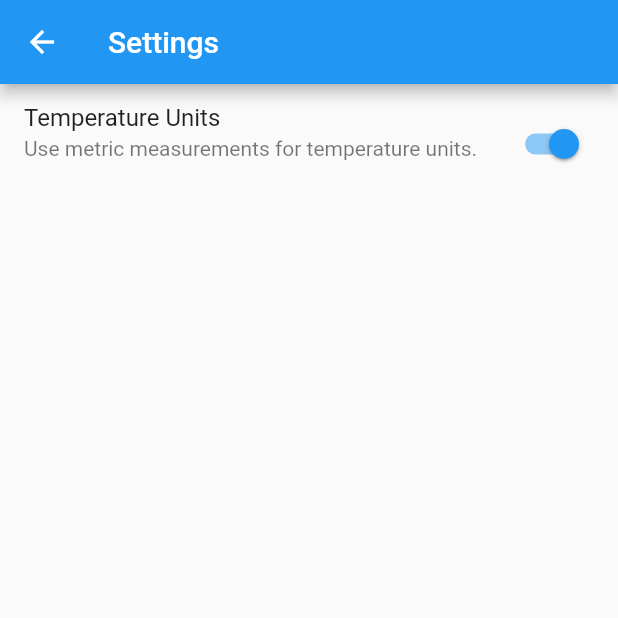
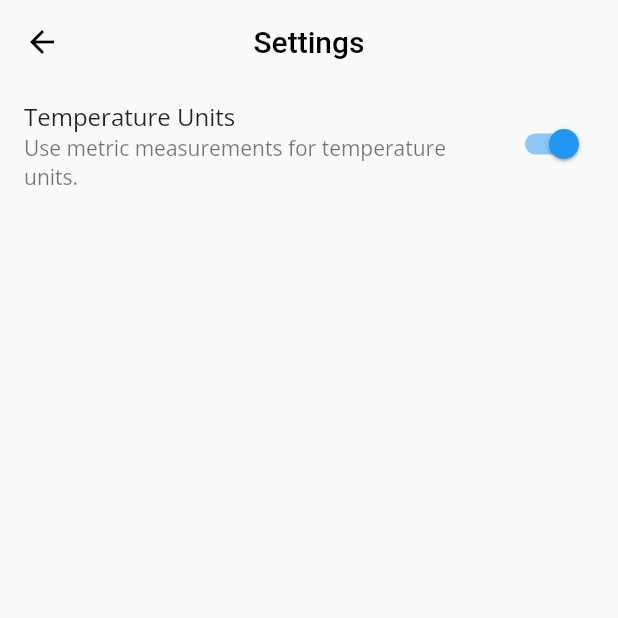
Before and after one commit to GroovinChip/very_good_weather, a Flutter app: the screen it shows after launch, after a tap on the "settings" icon, on a phone screen of 412 x 824 dp, the top half of it. Run offline on Flutter 3.47's test engine with Material 2 defaults, Android fonts, the phone set to English and light mode, and no system bars; our stand-ins replace bloc, equatable, flutter_bloc, freezed_annotation, google_fonts; generated files the repository leaves out were written again; statements that could not run were skipped.

Commit message:
Theme updates, sort more constructors first

```diff
--- a/lib/app.dart
+++ b/lib/app.dart
@@ -1,10 +1,12 @@
 import 'package:flutter/material.dart';
 import 'package:flutter_bloc/flutter_bloc.dart';
+import 'package:google_fonts/google_fonts.dart';
 import 'package:very_good_weather/api/weather_repository.dart';
 import 'package:very_good_weather/state/blocs/theme_bloc.dart';
 import 'package:very_good_weather/state/blocs/weather_bloc.dart';
 import 'package:very_good_weather/state/theme_state.dart';
 import 'package:very_good_weather/ui/screens/weather_screen.dart';
+import 'package:very_good_weather/ui/themes.dart';
 
 class App extends StatelessWidget {
   App({
@@ -20,9 +22,10 @@ class App extends StatelessWidget {
       builder: (context, themeState) {
         return MaterialApp(
           title: 'Very Good Weather',
-          theme: themeState.theme,
-          // I would add dark theme but it clashes with how the
-          // ThemeBloc handles theming
+          //theme: themeState.theme,
+          theme: Themes.lightTheme,
+          darkTheme: Themes.darkTheme,
+          themeMode: ThemeMode.system,
           home: BlocProvider(
             create: (context) => WeatherBloc(
               weatherRepository: weatherRepository,
--- a/lib/ui/screens/city_selection.dart
+++ b/lib/ui/screens/city_selection.dart
@@ -10,9 +10,17 @@ class _CitySelectionState extends State<CitySelection> {
 
   @override
   Widget build(BuildContext context) {
+    final textColor = Theme.of(context).brightness == Brightness.dark
+        ? Colors.white
+        : Colors.black;
     return Scaffold(
       appBar: AppBar(
-        title: Text('Search'),
+        title: Text(
+          'Search',
+          style: TextStyle(
+            color: textColor,
+          ),
+        ),
       ),
       body: Form(
         child: Column(
@@ -22,8 +30,6 @@ class _CitySelectionState extends State<CitySelection> {
               child: TextFormField(
                 controller: _textController,
                 decoration: InputDecoration(
-                  filled: true,
-                  fillColor: Colors.grey.shade300,
                   labelText: 'City',
                   hintText: 'Chicago',
                 ),
--- a/lib/ui/screens/settings_screen.dart
+++ b/lib/ui/screens/settings_screen.dart
@@ -7,8 +7,18 @@
 class Settings extends StatelessWidget {
   @override
   Widget build(BuildContext context) {
+    final textColor = Theme.of(context).brightness == Brightness.dark
+        ? Colors.white
+        : Colors.black;
     return Scaffold(
-      appBar: AppBar(title: Text('Settings')),
+      appBar: AppBar(
+        title: Text(
+          'Settings',
+          style: TextStyle(
+            color: textColor,
+          ),
+        ),
+      ),
       body: ListView(
         children: <Widget>[
           BlocBuilder<SettingsBloc, SettingsState>(builder: (context, state) {
@@ -20,8 +30,9 @@
               subtitle: Text('Use metric measurements for temperature units.'),
               trailing: Switch(
                 value: state.temperatureUnits == TemperatureUnits.celsius,
-                onChanged: (_) => BlocProvider.of<SettingsBloc>(context)
-                    .add(TemperatureUnitsToggled()),
+                onChanged: (_) => BlocProvider.of<SettingsBloc>(context).add(
+                  TemperatureUnitsToggled(),
+                ),
               ),
             );
           }),
--- a/lib/ui/screens/weather_screen.dart
+++ b/lib/ui/screens/weather_screen.dart
@@ -1,6 +1,7 @@
 import 'dart:async';
 
 import 'package:flutter/material.dart';
+import 'package:flutter/services.dart';
 import 'package:flutter_bloc/flutter_bloc.dart';
 import 'package:very_good_weather/state/blocs/theme_bloc.dart';
 import 'package:very_good_weather/state/blocs/weather_bloc.dart';
@@ -31,22 +32,17 @@ class _WeatherState extends State<Weather> {
 
   @override
   Widget build(BuildContext context) {
+    final textColor = Theme.of(context).brightness == Brightness.dark
+        ? Colors.white
+        : Colors.black;
     return Scaffold(
       appBar: AppBar(
-        title: Text('Very Good Weather'),
-        actions: [
-          IconButton(
-            icon: Icon(Icons.settings),
-            onPressed: () {
-              Navigator.push(
-                context,
-                MaterialPageRoute(
-                  builder: (context) => Settings(),
+        title: Text(
+          'Very Good Weather',
+          style: TextStyle(
+            color: textColor,
           ),
-              );
-            },
         ),
-        ],
       ),
       body: Center(
         child: BlocConsumer<WeatherBloc, WeatherState>(
@@ -76,9 +72,7 @@ class _WeatherState extends State<Weather> {
 
               return BlocBuilder<ThemeBloc, ThemeState>(
                 builder: (context, themeState) {
-                  return GradientContainer(
-                    color: themeState.color,
-                    child: RefreshIndicator(
+                  return RefreshIndicator(
                     onRefresh: () {
                       BlocProvider.of<WeatherBloc>(context).add(
                         WeatherRefreshRequested(city: weather.location!),
@@ -106,7 +100,6 @@ class _WeatherState extends State<Weather> {
                         ),
                       ],
                     ),
-                    ),
                   );
                 },
               );
@@ -122,8 +115,25 @@ class _WeatherState extends State<Weather> {
           },
         ),
       ),
+      bottomNavigationBar: BottomAppBar(
+        child: Row(
+          children: [
+            IconButton(
+              icon: Icon(Icons.settings),
+              onPressed: () {
+                Navigator.push(
+                  context,
+                  MaterialPageRoute(
+                    builder: (context) => Settings(),
+                  ),
+                );
+              },
+            ),
+          ],
+        ),
+      ),
+      floatingActionButtonLocation: FloatingActionButtonLocation.centerDocked,
       floatingActionButton: FloatingActionButton.extended(
-        backgroundColor: Theme.of(context).primaryColor,
         onPressed: () async {
           final city = await Navigator.push(
             context,
--- /dev/null
+++ b/lib/ui/themes.dart
@@ -0,0 +1,54 @@
+import 'package:flutter/material.dart';
+import 'package:google_fonts/google_fonts.dart';
+
+/// Defines custom application themes
+class Themes {
+  /// Light theme
+  static ThemeData get lightTheme => ThemeData(
+        brightness: Brightness.light,
+        primaryColor: Colors.indigo,
+        textTheme: GoogleFonts.openSansTextTheme(
+          ThemeData.light().textTheme,
+        ),
+        appBarTheme: AppBarTheme(
+          elevation: 0,
+          centerTitle: true,
+          color: ThemeData.light().canvasColor,
+          iconTheme: IconThemeData(
+            color: Colors.black,
+          ),
+        ),
+        bottomAppBarColor: ThemeData.light().canvasColor,
+        floatingActionButtonTheme: FloatingActionButtonThemeData(
+          backgroundColor: Colors.indigo,
+          //foregroundColor: Colors.white,
+        ),
+        inputDecorationTheme: InputDecorationTheme(
+          filled: true,
+          fillColor: Colors.grey.shade300,
+        ),
+      );
+
+  /// Dark theme
+  static ThemeData get darkTheme => ThemeData(
+        brightness: Brightness.dark,
+        primaryColor: Colors.indigo,
+        appBarTheme: AppBarTheme(
+          elevation: 0,
+          centerTitle: true,
+          color: ThemeData.dark().canvasColor,
+        ),
+        bottomAppBarColor: ThemeData.dark().canvasColor,
+        textTheme: GoogleFonts.openSansTextTheme(
+          ThemeData.dark().textTheme,
+        ),
+        floatingActionButtonTheme: FloatingActionButtonThemeData(
+          backgroundColor: Colors.indigo,
+          foregroundColor: Colors.white,
+        ),
+        inputDecorationTheme: InputDecorationTheme(
+          filled: true,
+          fillColor: Colors.grey.shade800,
+        ),
+      );
+}
--- a/lib/ui/widgets/combined_weather_temperature.dart
+++ b/lib/ui/widgets/combined_weather_temperature.dart
@@ -7,12 +7,12 @@ import 'package:very_good_weather/ui/widgets/temperature.dart';
 import 'package:very_good_weather/ui/widgets/weather_conditions.dart';
 
 class CombinedWeatherTemperature extends StatelessWidget {
-  final Weather weather;
-
   CombinedWeatherTemperature({
     Key? key,
     required this.weather,
   }) : super(key: key);
+
+  final Weather weather;
 
   @override
   Widget build(BuildContext context) {
@@ -46,7 +46,6 @@ class CombinedWeatherTemperature extends StatelessWidget {
             style: TextStyle(
               fontSize: 30,
               fontWeight: FontWeight.w200,
-              color: Colors.white,
             ),
           ),
         ),
--- a/lib/ui/widgets/gradient_container.dart
+++ b/lib/ui/widgets/gradient_container.dart
@@ -1,14 +1,14 @@
 import 'package:flutter/material.dart';
 
 class GradientContainer extends StatelessWidget {
-  final Widget child;
-  final MaterialColor color;
-
   const GradientContainer({
     Key? key,
     required this.color,
     required this.child,
   }) : super(key: key);
+
+  final Widget child;
+  final MaterialColor color;
 
   @override
   Widget build(BuildContext context) {
--- a/lib/ui/widgets/last_updated.dart
+++ b/lib/ui/widgets/last_updated.dart
@@ -12,7 +12,6 @@ class LastUpdated extends StatelessWidget {
       style: TextStyle(
         fontSize: 18,
         fontWeight: FontWeight.w200,
-        color: Colors.white,
       ),
     );
   }
--- a/lib/ui/widgets/location.dart
+++ b/lib/ui/widgets/location.dart
@@ -12,7 +12,6 @@ class Location extends StatelessWidget {
       style: TextStyle(
         fontSize: 30,
         fontWeight: FontWeight.bold,
-        color: Colors.white,
       ),
     );
   }
--- a/lib/ui/widgets/temperature.dart
+++ b/lib/ui/widgets/temperature.dart
@@ -2,11 +2,6 @@ import 'package:flutter/material.dart';
 import 'package:very_good_weather/state/events/settings_state.dart';
 
 class Temperature extends StatelessWidget {
-  final double temperature;
-  final double low;
-  final double high;
-  final TemperatureUnits units;
-
   Temperature({
     Key? key,
     required this.temperature,
@@ -14,6 +9,11 @@ class Temperature extends StatelessWidget {
     required this.high,
     required this.units,
   }) : super(key: key);
+
+  final double temperature;
+  final double low;
+  final double high;
+  final TemperatureUnits units;
 
   @override
   Widget build(BuildContext context) {
@@ -26,7 +26,6 @@ class Temperature extends StatelessWidget {
             style: TextStyle(
               fontSize: 32,
               fontWeight: FontWeight.w600,
-              color: Colors.white,
             ),
           ),
         ),
@@ -37,7 +36,6 @@ class Temperature extends StatelessWidget {
               style: TextStyle(
                 fontSize: 16,
                 fontWeight: FontWeight.w100,
-                color: Colors.white,
               ),
             ),
             Text(
@@ -45,7 +43,6 @@ class Temperature extends StatelessWidget {
               style: TextStyle(
                 fontSize: 16,
                 fontWeight: FontWeight.w100,
-                color: Colors.white,
               ),
             )
           ],
--- a/pubspec.yaml
+++ b/pubspec.yaml
@@ -13,6 +13,7 @@ dependencies:
   cupertino_icons: ^1.0.3
   freezed_annotation: ^0.14.2
   flutter_bloc: ^7.0.1
+  google_fonts: ^2.1.0
   http: ^0.13.3
   equatable: ^2.0.2
 
```
Also changed, not shown: pubspec.lock, 10 other files. Lines whose indentation alone changed are shown as unchanged.
